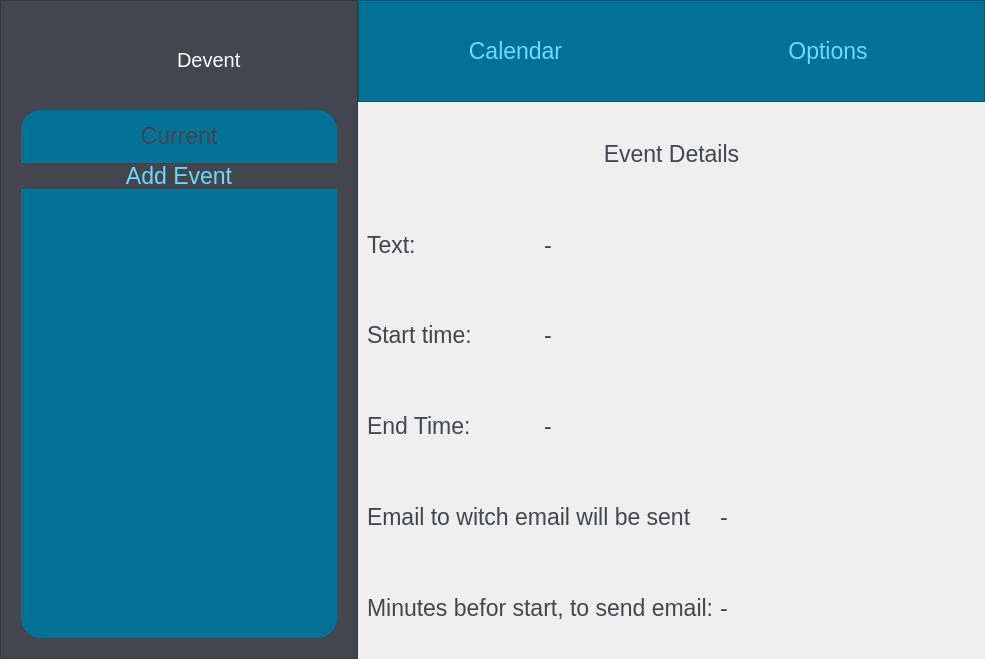
Before: the Qt Designer form mainwindow.ui in EugeneOros/Devent, drawn with Qt 5.
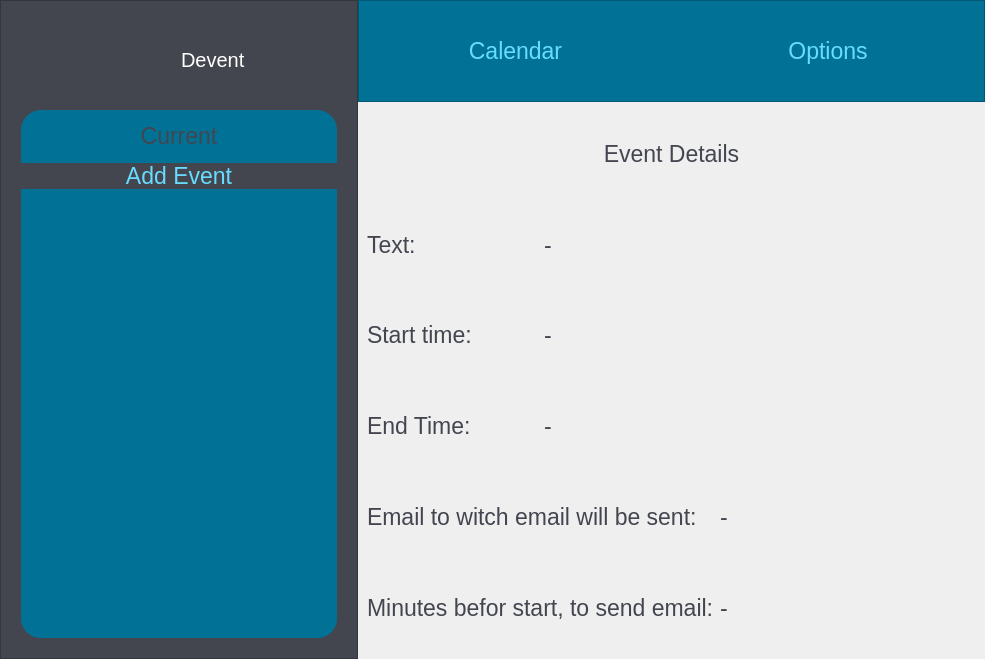
After: the same form once the commit is applied. Icons and pictures are not drawn.

```diff
--- a/mainwindow.ui
+++ b/mainwindow.ui
@@ -150,7 +150,10 @@
        <property name="bottomMargin">
         <number>20</number>
        </property>
-       <property name="spacing">
+       <property name="horizontalSpacing">
+        <number>7</number>
+       </property>
+       <property name="verticalSpacing">
         <number>0</number>
        </property>
        <item row="1" column="2">
@@ -635,7 +638,7 @@
 }</string>
           </property>
           <property name="text">
-           <string>Email to witch email will be sent</string>
+           <string>Email to witch email will be sent:</string>
           </property>
          </widget>
         </item>
```
